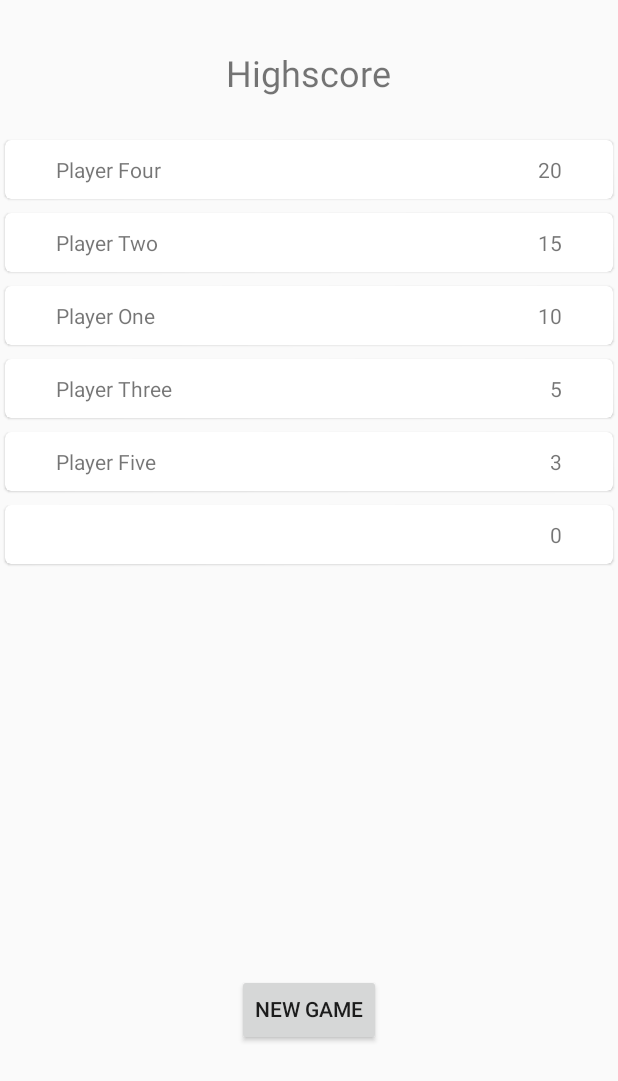
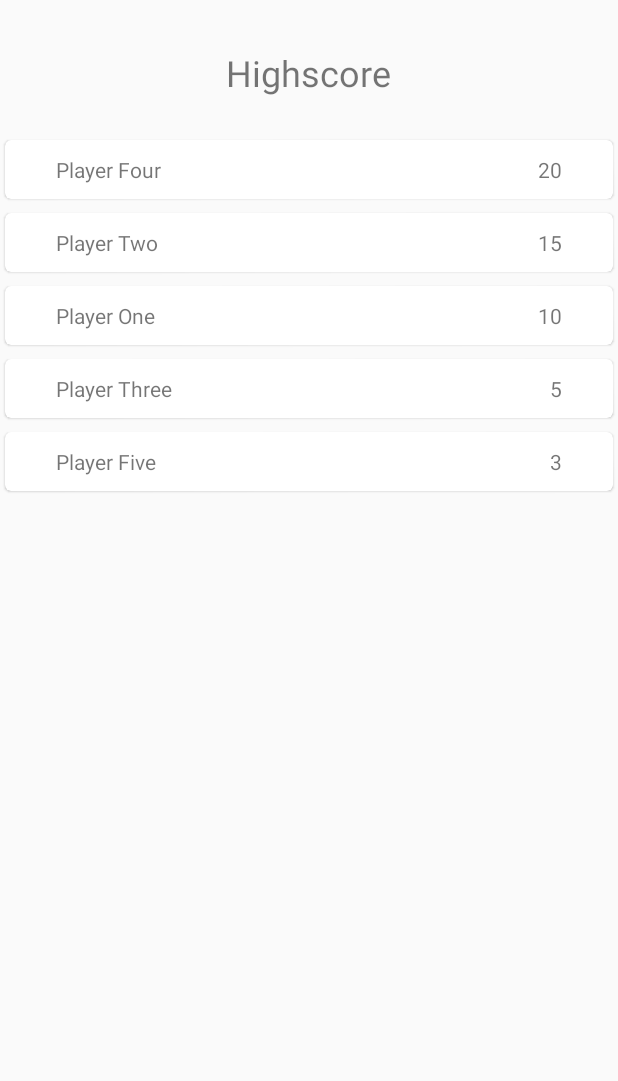
Before and after one commit to rchorngren/uznair, an Android app: the HighScoreActivity screen opened directly, with no data from a screen before it, on a phone screen of 412 x 824 dp. Shown: the top 1081 px of the screen. Run offline under Robolectric (Android 15) with nearby library versions, the light colour scheme and no system bars; 3 statements that could not run were skipped.

Commit message:
Added navigation to HighScoreActivity.kt from MainActivity.kt and made sure that HighScoreActivity.kt is checking from which activity the user is coming from

```diff
--- a/app/src/main/java/com/example/uznair/GameActivity.kt
+++ b/app/src/main/java/com/example/uznair/GameActivity.kt
@@ -105,9 +105,11 @@ class GameActivity : AppCompatActivity() {
 
     fun goToHighScore() {
         var highScoreIntent = Intent(this, HighScoreActivity::class.java)
+        var comingFrom : String = "GameActivity"
         val extras = Bundle()
         extras.putString("playerName", playerName)
         extras.putInt("playerScore", playerScore)
+        extras.putString("comingFrom", comingFrom)
         highScoreIntent.putExtras(extras)
         removeIncorrectFragment()
         startActivity(highScoreIntent)
--- a/app/src/main/java/com/example/uznair/HighScoreActivity.kt
+++ b/app/src/main/java/com/example/uznair/HighScoreActivity.kt
@@ -6,6 +6,7 @@ import android.os.Bundle
 import android.view.View
 import android.widget.Button
 import android.widget.TextView
+import androidx.core.view.isVisible
 import androidx.recyclerview.widget.LinearLayoutManager
 import androidx.recyclerview.widget.RecyclerView
 import kotlinx.android.synthetic.main.activity_game.*
@@ -14,6 +15,8 @@ class HighScoreActivity : AppCompatActivity() {
 
     var playerScore : Int = 0
     var playerName : String = ""
+    var comingFrom : String = ""
+    lateinit var newGameButton : Button
 
     override fun onCreate(savedInstanceState: Bundle?) {
         super.onCreate(savedInstanceState)
@@ -21,8 +24,17 @@ class HighScoreActivity : AppCompatActivity() {
 
         playerName = intent.extras!!.getString("playerName").toString()
         playerScore = intent.extras!!.getInt("playerScore")
+        comingFrom = intent.extras!!.getString("comingFrom").toString()
 
-        DataManager.highScore.add(Player(playerName, playerScore))
+        newGameButton = findViewById(R.id.newGameButton)
+        newGameButton.visibility = View.GONE
+
+        if(comingFrom == "GameActivity") {
+
+            DataManager.highScore.add(Player(playerName, playerScore))
+            newGameButton.visibility = View.VISIBLE
+        }
+
 
         var sortedList = DataManager.highScore.sortedByDescending { it.score }
 
--- a/app/src/main/res/layout/activity_main.xml
+++ b/app/src/main/res/layout/activity_main.xml
@@ -48,7 +48,6 @@
         android:layout_width="110dp"
         android:layout_height="45dp"
         android:layout_marginBottom="15dp"
-        android:onClick="playButton"
         android:text="@string/play_button"
         app:layout_constraintBottom_toTopOf="@+id/highscoreButton"
         app:layout_constraintEnd_toEndOf="parent"
```
Also changed, not shown: app/src/main/java/com/example/uznair/MainActivity.kt (+23 -3 lines).
